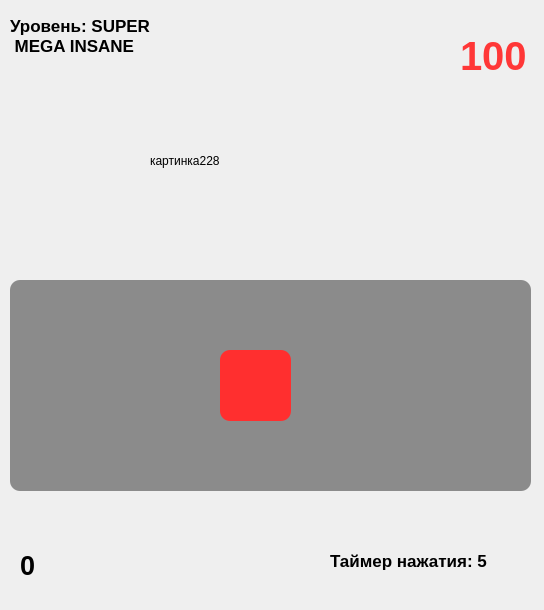
First picture: the form in untitled1.ui, repository Mifix2281337/MegaClickerProMax100watt1500XiaomiUltraPocoX3ProLite4k8kHD256gb, before the edit.
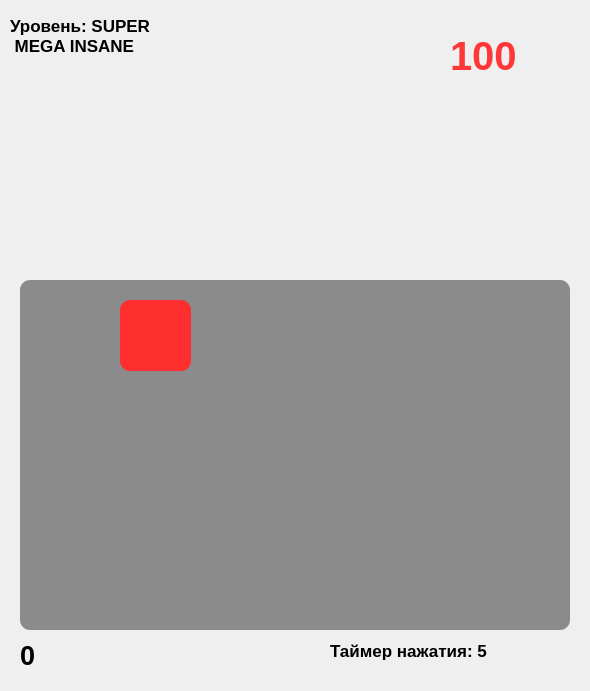
Second picture: the form after the edit.

```diff
--- a/untitled1.ui
+++ b/untitled1.ui
@@ -6,8 +6,8 @@
    <rect>
     <x>0</x>
     <y>0</y>
-    <width>544</width>
-    <height>610</height>
+    <width>590</width>
+    <height>691</height>
    </rect>
   </property>
   <property name="windowTitle">
@@ -17,10 +17,10 @@
    <widget class="QLabel" name="label">
     <property name="geometry">
      <rect>
-      <x>10</x>
+      <x>20</x>
       <y>280</y>
-      <width>521</width>
-      <height>211</height>
+      <width>550</width>
+      <height>350</height>
      </rect>
     </property>
     <property name="styleSheet">
@@ -60,8 +60,8 @@
    <widget class="QLabel" name="label_3">
     <property name="geometry">
      <rect>
-      <x>220</x>
-      <y>350</y>
+      <x>120</x>
+      <y>300</y>
       <width>71</width>
       <height>71</height>
      </rect>
@@ -78,7 +78,7 @@
     <property name="geometry">
      <rect>
       <x>330</x>
-      <y>530</y>
+      <y>620</y>
       <width>201</width>
       <height>61</height>
      </rect>
@@ -98,7 +98,7 @@
     <property name="geometry">
      <rect>
       <x>20</x>
-      <y>550</y>
+      <y>640</y>
       <width>111</width>
       <height>31</height>
      </rect>
@@ -117,9 +117,9 @@
    <widget class="QLabel" name="label_6">
     <property name="geometry">
      <rect>
-      <x>460</x>
+      <x>450</x>
       <y>10</y>
-      <width>81</width>
+      <width>101</width>
       <height>91</height>
      </rect>
     </property>
@@ -140,14 +140,14 @@
    <widget class="QLabel" name="label_7">
     <property name="geometry">
      <rect>
-      <x>150</x>
-      <y>50</y>
+      <x>190</x>
+      <y>40</y>
       <width>241</width>
       <height>221</height>
      </rect>
     </property>
     <property name="text">
-     <string>картинка228</string>
+     <string/>
     </property>
    </widget>
   </widget>
```
